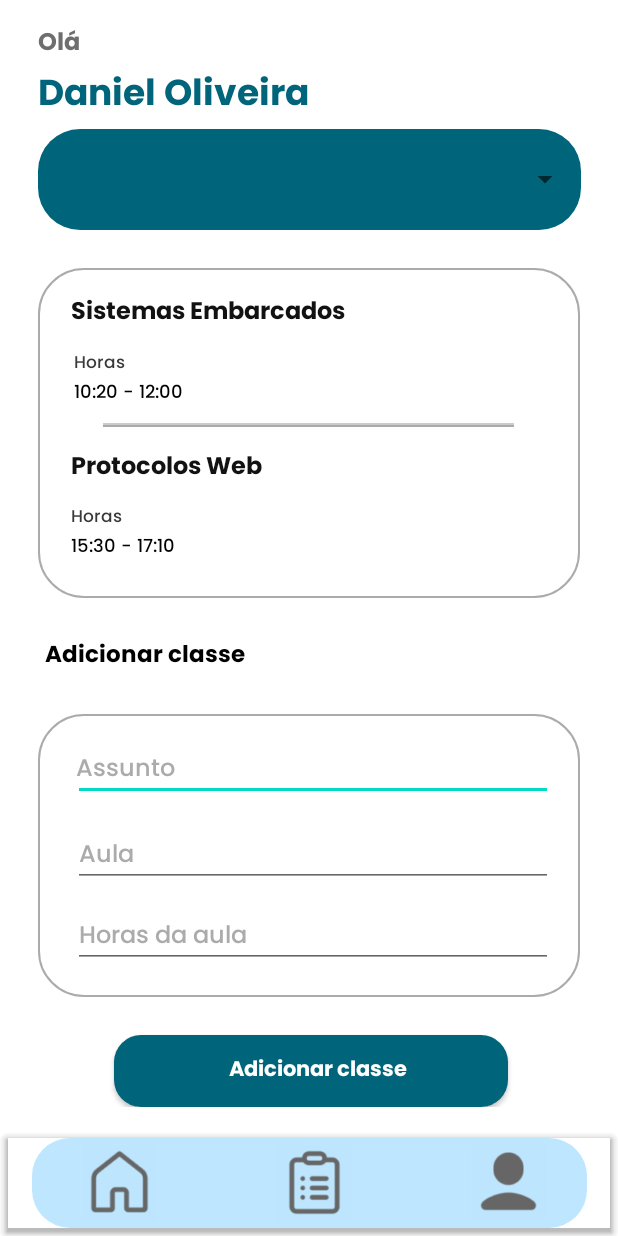
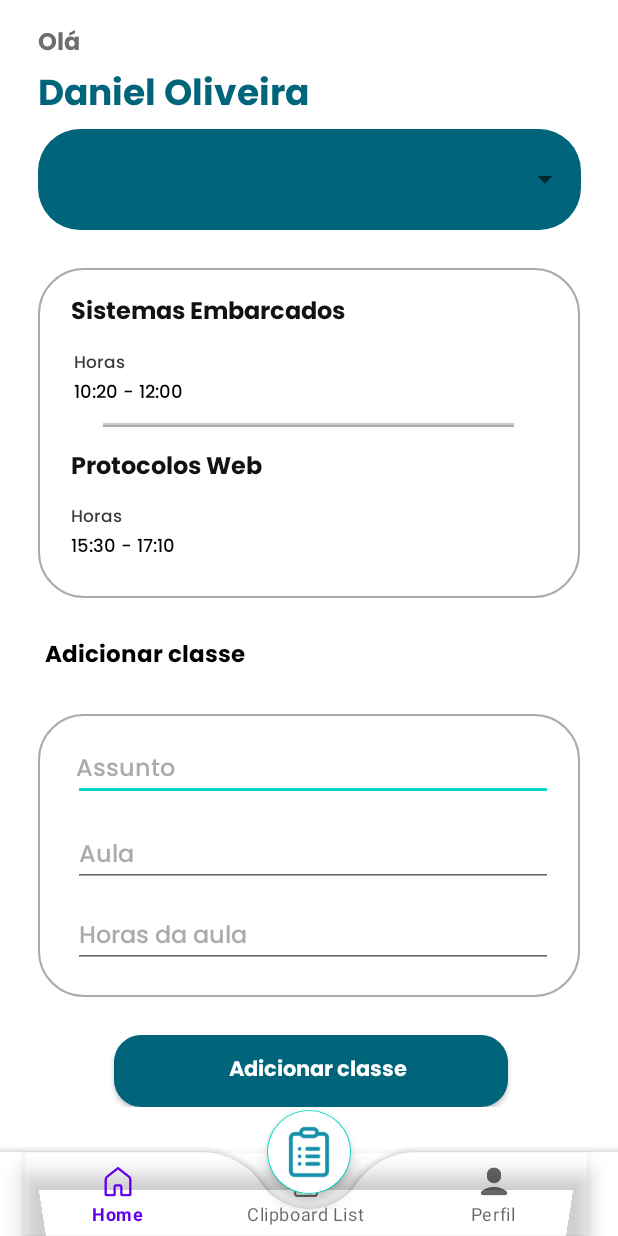
Before and after one commit to ItaloSixx/FocoFacilJv, an Android app: the screen it shows after launch (CadastrarDiaActivity), on a phone screen of 412 x 824 dp. Run offline under Robolectric (Android 15) with nearby library versions, the phone set to English and light mode, and no system bars.

Commit message:
Bottom app bar + drawer menu 80%

```diff
--- a/app/build.gradle.kts
+++ b/app/build.gradle.kts
@@ -45,5 +45,6 @@ dependencies {
     annotationProcessor("androidx.room:room-compiler:2.6.1")
     implementation(platform("com.google.firebase:firebase-bom:32.7.2"))
     implementation("com.google.firebase:firebase-database")
+    implementation("com.google.android.material:material:<version>")
 
 }
--- /dev/null
+++ b/app/src/main/res/drawable/baseline_remove_24.xml
@@ -0,0 +1,5 @@
+<vector android:autoMirrored="true" android:height="24dp"
+    android:tint="#666666" android:viewportHeight="24"
+    android:viewportWidth="24" android:width="24dp" xmlns:android="http://schemas.android.com/apk/res/android">
+    <path android:fillColor="@android:color/white" android:pathData="M19,13H5v-2h14v2z"/>
+</vector>
--- /dev/null
+++ b/app/src/main/res/drawable/eyeoff.xml
@@ -0,0 +1,5 @@
+<vector android:autoMirrored="true" android:height="24dp"
+    android:tint="#666666" android:viewportHeight="24"
+    android:viewportWidth="24" android:width="24dp" xmlns:android="http://schemas.android.com/apk/res/android">
+    <path android:fillColor="@android:color/white" android:pathData="M12,7c2.76,0 5,2.24 5,5 0,0.65 -0.13,1.26 -0.36,1.83l2.92,2.92c1.51,-1.26 2.7,-2.89 3.43,-4.75 -1.73,-4.39 -6,-7.5 -11,-7.5 -1.4,0 -2.74,0.25 -3.98,0.7l2.16,2.16C10.74,7.13 11.35,7 12,7zM2,4.27l2.28,2.28 0.46,0.46C3.08,8.3 1.78,10.02 1,12c1.73,4.39 6,7.5 11,7.5 1.55,0 3.03,-0.3 4.38,-0.84l0.42,0.42L19.73,22 21,20.73 3.27,3 2,4.27zM7.53,9.8l1.55,1.55c-0.05,0.21 -0.08,0.43 -0.08,0.65 0,1.66 1.34,3 3,3 0.22,0 0.44,-0.03 0.65,-0.08l1.55,1.55c-0.67,0.33 -1.41,0.53 -2.2,0.53 -2.76,0 -5,-2.24 -5,-5 0,-0.79 0.2,-1.53 0.53,-2.2zM11.84,9.02l3.15,3.15 0.02,-0.16c0,-1.66 -1.34,-3 -3,-3l-0.17,0.01z"/>
+</vector>
--- a/app/src/main/res/layout/activity_cadastrar_dia.xml
+++ b/app/src/main/res/layout/activity_cadastrar_dia.xml
@@ -6,61 +6,8 @@
     android:layout_height="match_parent"
     tools:context=".CadastrarDiaActivity">
 
-    <com.google.android.material.bottomappbar.BottomAppBar
-        android:id="@+id/bottomAppBar"
-        android:layout_width="match_parent"
-        android:layout_height="@dimen/_60pxv"
-        android:layout_gravity="bottom|center"
-        android:layout_margin="@dimen/_5pxv"
-        android:layout_marginEnd="@dimen/_2pxh"
-        >
 
-        <LinearLayout
-            android:id="@+id/linearRowhome"
-            style="@style/groupStyleblue_100cornerRadius"
-            android:layout_width="match_parent"
-            android:layout_height="match_parent"
-            android:layout_marginRight="@dimen/_15pxv"
-            android:orientation="horizontal">
 
-            <ImageButton
-                android:id="@+id/imageHome"
-                android:layout_width="@dimen/_50pxh"
-                android:layout_height="@dimen/_50pxh"
-                android:layout_gravity="center"
-                android:layout_marginStart="@dimen/_33pxh"
-                android:background="#BDE6FE"
-                android:scaleType="fitXY"
-                android:src="@drawable/img_home"
-                tools:ignore="ContentDescription"
-                tools:src="@drawable/img_home" />
-
-            <ImageButton
-                android:id="@+id/imageClipboardList"
-                android:layout_width="@dimen/_50pxh"
-                android:layout_height="@dimen/_50pxh"
-                android:layout_gravity="center"
-                android:layout_marginStart="@dimen/_80pxh"
-                android:background="#BDE6FE"
-                android:scaleType="fitXY"
-                android:src="@drawable/img_clipboardlist"
-                tools:ignore="ContentDescription"
-                tools:src="@drawable/img_clipboardlist" />
-
-            <ImageButton
-                android:id="@+id/imageUser"
-                android:layout_width="@dimen/_50pxh"
-                android:layout_height="@dimen/_50pxh"
-                android:layout_gravity="center"
-                android:layout_marginStart="@dimen/_79pxh"
-                android:layout_marginEnd="@dimen/_33pxh"
-                android:background="#BDE6FE"
-                android:scaleType="fitXY"
-                android:src="@drawable/img_user"
-                tools:ignore="ContentDescription"
-                tools:src="@drawable/img_user" />
-        </LinearLayout>
-    </com.google.android.material.bottomappbar.BottomAppBar>
 
     <FrameLayout
         android:id="@+id/frameCadastrarDia"
@@ -356,4 +303,40 @@
         </LinearLayout>
 
     </FrameLayout>
+
+    <FrameLayout
+        android:id="@+id/frame_layout"
+        android:layout_width="match_parent"
+        android:layout_height="match_parent" />
+
+    <com.google.android.material.bottomappbar.BottomAppBar
+        android:id="@+id/bottomAppBar"
+        android:layout_width="match_parent"
+        android:layout_height="wrap_content"
+        android:layout_gravity="bottom"
+        android:background="@color/white"
+        app:fabCradleMargin="10dp"
+        app:fabCradleRoundedCornerRadius="50dp">
+
+        <com.google.android.material.bottomnavigation.BottomNavigationView
+            android:id="@+id/bottomNavigationView"
+            android:layout_width="wrap_content"
+            android:layout_height="wrap_content"
+            android:layout_marginEnd="20dp"
+            android:background="@android:color/transparent"
+            app:labelVisibilityMode="labeled"
+            app:menu="@menu/bottom_menu" />
+
+    </com.google.android.material.bottomappbar.BottomAppBar>
+
+    <com.google.android.material.floatingactionbutton.FloatingActionButton
+        android:layout_width="wrap_content"
+        android:layout_height="wrap_content"
+        android:backgroundTint="@color/white"
+        android:src="@drawable/img_clipboardlist"
+        app:layout_anchor="@id/bottomAppBar"
+        app:maxImageSize="@dimen/_40pxh"
+        android:id="@+id/fab"
+        app:tint="@color/cyan_700" />
+
 </androidx.coordinatorlayout.widget.CoordinatorLayout>
--- /dev/null
+++ b/app/src/main/res/menu/bottom_menu.xml
@@ -0,0 +1,21 @@
+<?xml version="1.0" encoding="utf-8"?>
+<menu xmlns:android="http://schemas.android.com/apk/res/android">
+
+    <item
+        android:id="@+id/home"
+        android:title="Home"
+        android:icon="@drawable/img_home"
+        />
+
+    <item
+        android:id="@+id/ClipBoard"
+        android:title="Clipboard List"
+        android:icon="@drawable/img_clipboardlist"/>
+
+    <item
+        android:id="@+id/Perfil"
+        android:title="Perfil"
+        android:icon="@drawable/img_user"/>
+
+
+</menu>
--- a/app/src/main/res/values/themes.xml
+++ b/app/src/main/res/values/themes.xml
@@ -27,4 +27,10 @@
         <item name="android:windowLightStatusBar">true</item>
         <!-- Customize your theme here. -->
     </style>
+
+    <style name="DialogAnimation">
+        <item name="android:windowEnterAnimation">@anim/slide_in</item>
+        <item name="android:windowExitAnimation">@anim/slide_out</item>
+
+    </style>
 </resources>
```
Also changed, not shown: app/src/main/res/anim/slide_in.xml (added, +8 -0 lines), app/src/main/res/anim/slide_out.xml (added, +8 -0 lines), app/src/main/res/drawable/dialogbkg.xml (added, +27 -0 lines), app/src/main/res/layout/botlayout.xml (added, +114 -0 lines), app/src/main/res/layout/nav_header.xml (added, +29 -0 lines), app/src/main/res/menu/nav_menu.xml (added, +33 -0 lines), app/src/main/res/values/strings.xml (+5 -2 lines), build.gradle.kts (line endings or trailing spaces).
